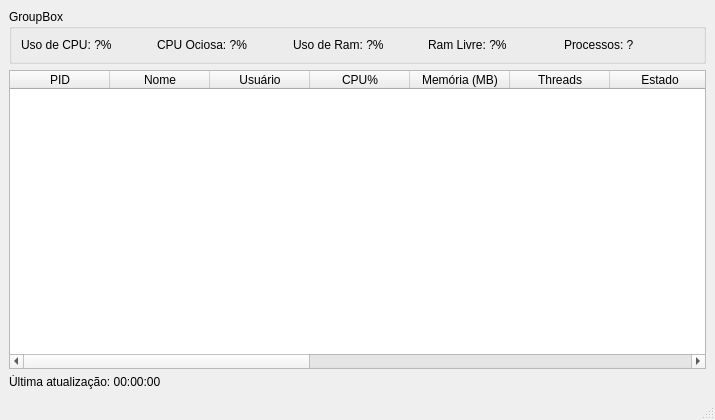
The window that view/MainWindow.ui (Pieri1/Dashboard-Sistemas-Operacionais) describes before a commit, drawn with Qt 5.
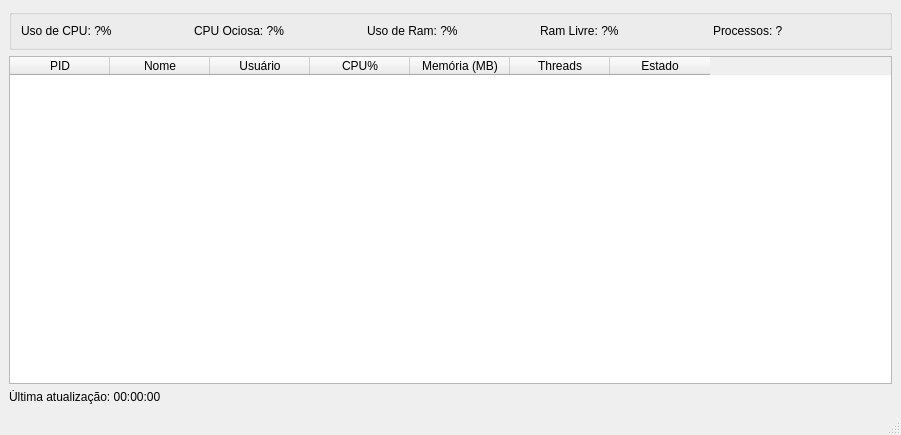
The same window after the commit.

What changed in the file:
```diff
--- a/view/MainWindow.ui
+++ b/view/MainWindow.ui
@@ -6,8 +6,8 @@
    <rect>
     <x>0</x>
     <y>0</y>
-    <width>715</width>
-    <height>420</height>
+    <width>901</width>
+    <height>435</height>
    </rect>
   </property>
   <property name="windowTitle">
@@ -18,7 +18,7 @@
     <item>
      <widget class="QGroupBox" name="groupBox">
       <property name="title">
-       <string>GroupBox</string>
+       <string/>
       </property>
       <layout class="QHBoxLayout" name="horizontalLayout">
        <item>
@@ -62,7 +62,7 @@
     <item>
      <widget class="QTableWidget" name="tblProcess">
       <property name="columnCount">
-       <number>14</number>
+       <number>7</number>
       </property>
       <column>
        <property name="text">
@@ -99,13 +99,6 @@
         <string>Estado</string>
        </property>
       </column>
-      <column/>
-      <column/>
-      <column/>
-      <column/>
-      <column/>
-      <column/>
-      <column/>
      </widget>
     </item>
     <item>
```
Left out of the diff: 2 changed lines with no effect on the pictures.
